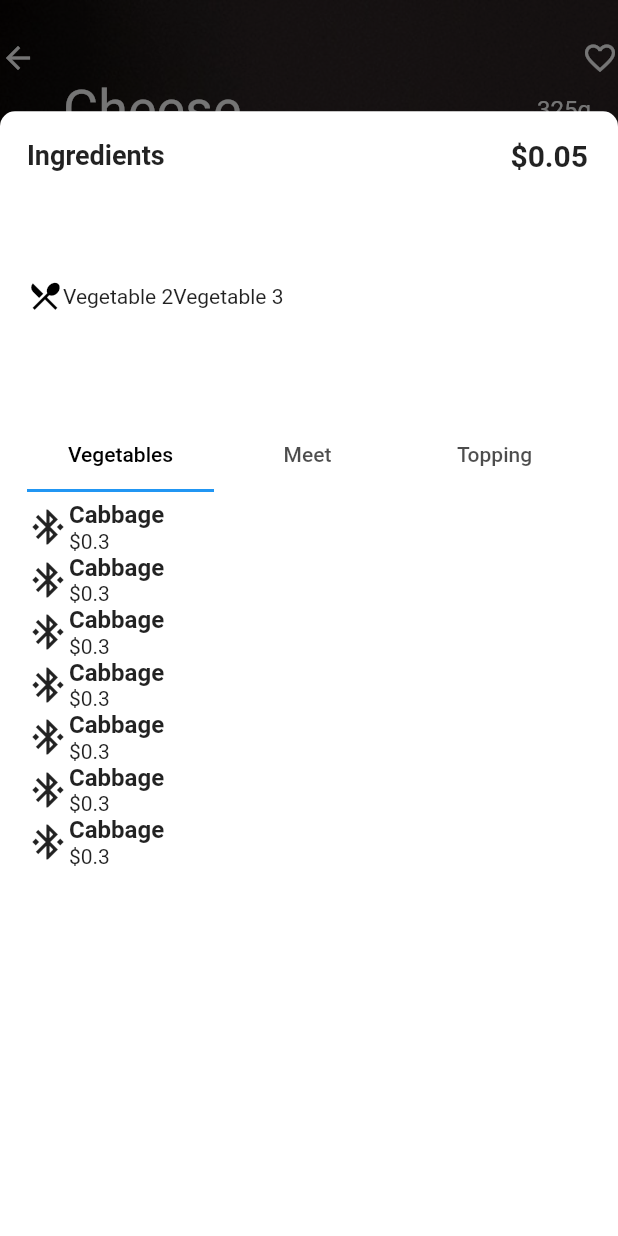
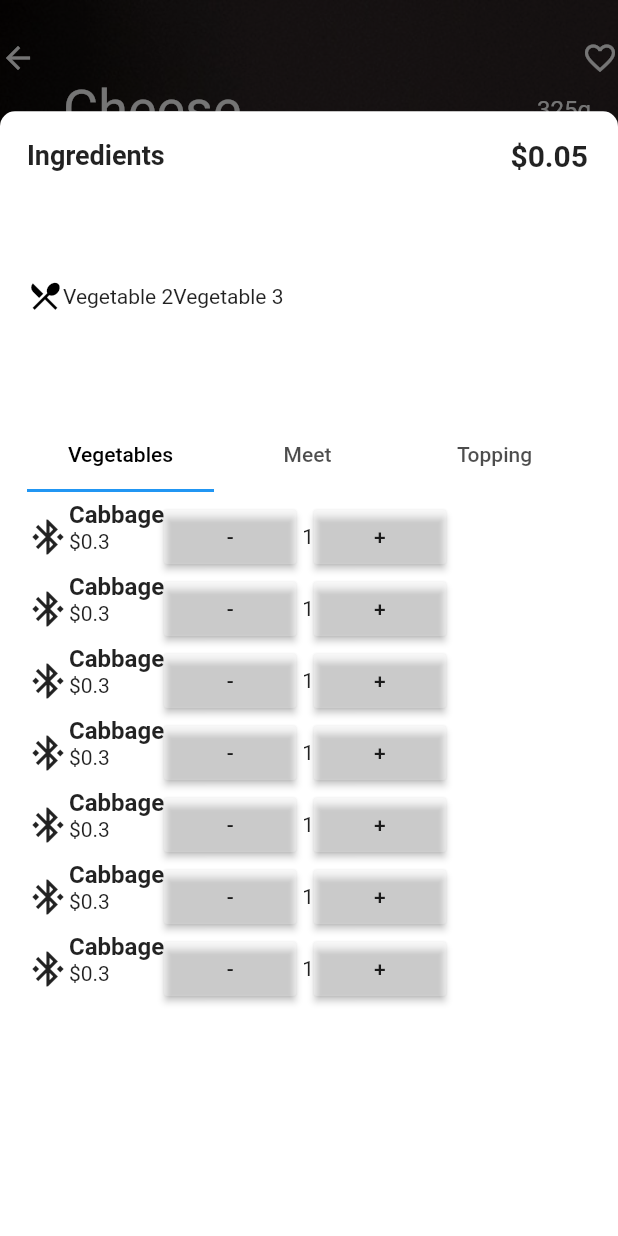
Before and after one commit to JoelEspinal/burger_app, a Flutter app: the screen it shows after launch, after a tap on the "expand less" icon, on a phone screen of 412 x 824 dp. Run offline on Flutter 3.47's test engine with Material 2 defaults, Android fonts, the light colour scheme and no system bars.

Commit message:
:construction:  Add minus and more buttons

```diff
--- a/lib/ui/common/ingredient.dart
+++ b/lib/ui/common/ingredient.dart
@@ -5,10 +5,10 @@ class Ingredient extends StatelessWidget {
   Widget build(BuildContext context) {
     return IntrinsicHeight(
       child: Row(
-        crossAxisAlignment: CrossAxisAlignment.stretch,
-        mainAxisAlignment: MainAxisAlignment.spaceBetween,
         children: <Widget>[
           Row(
+            crossAxisAlignment: CrossAxisAlignment.stretch,
+            mainAxisAlignment: MainAxisAlignment.spaceBetween,
             children: <Widget>[
               Icon(
                 Icons.bluetooth_connected,
@@ -33,6 +33,26 @@ class Ingredient extends StatelessWidget {
               ),
             ],
           ),
+          Row(
+            children: <Widget>[
+              RaisedButton(
+                child: Text("-"),
+                color: Colors.white24,
+                onPressed: () => print("minus"),
+              ),
+              Padding(
+                padding: EdgeInsets.symmetric(horizontal: 2.0),
+              ),
+              Text(
+                "1",
+              ),
+              RaisedButton(
+                child: Text("+"),
+                color: Colors.white24,
+                onPressed: () => print("more"),
+              ),
+            ],
+          )
         ],
       ),
     );
```
